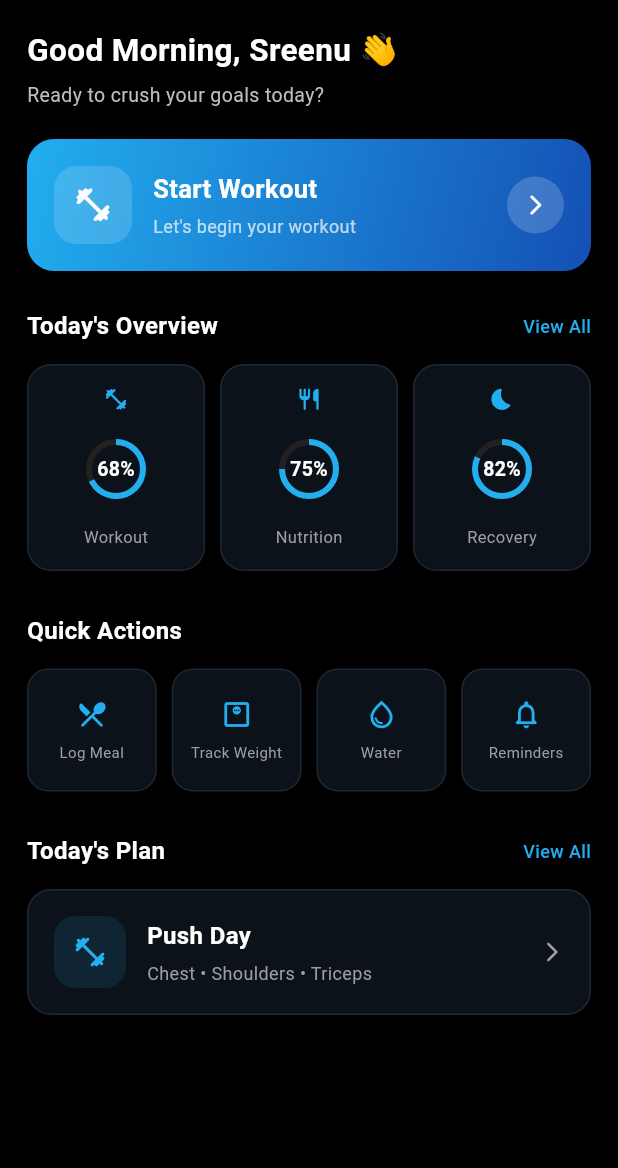
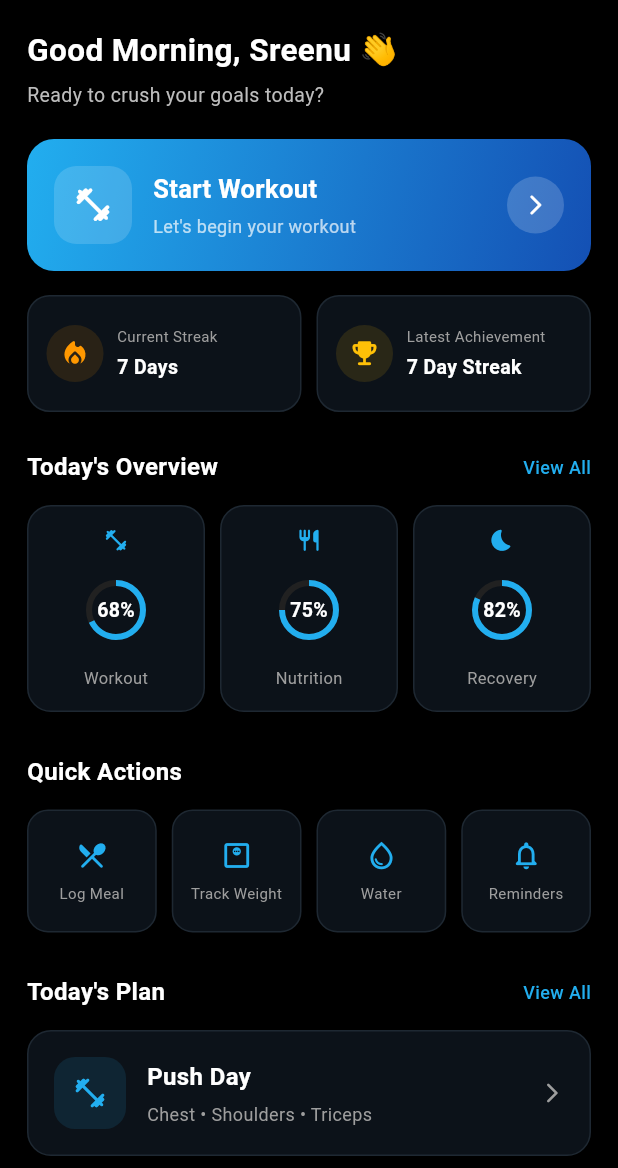
Before and after one commit to Sreenu-123/FitNovaX, a Flutter app: the HomeScreen screen opened directly with empty values, on a phone screen of 412 x 824 dp, the part 68-1236 px from its top. Run offline on Flutter 3.47's test engine with Material 3 defaults, Android fonts, the phone set to English and light mode, and no system bars.

Commit message:
Diet screen updated

```diff
--- a/lib/MainScreens/diet_screen.dart
+++ b/lib/MainScreens/diet_screen.dart
@@ -22,7 +22,7 @@ class _DietScreenState extends State<DietScreen> {
   String selectedMealType = 'Breakfast';
 
   final List<Map<String, String>> days = [
-    {'day': 'Today', 'date': '21'},
+    {'day': 'Mon', 'date': '21'},
     {'day': 'Tue', 'date': '22'},
     {'day': 'Wed', 'date': '23'},
     {'day': 'Thu', 'date': '24'},
--- a/lib/Screens/home_screen.dart
+++ b/lib/Screens/home_screen.dart
@@ -183,6 +183,33 @@ class _HomeScreenState extends State<HomeScreen> {
                 ),
               ),
 
+              const SizedBox(height: 16),
+
+              // ================= STREAK + ACHIEVEMENT =================
+              Row(
+                children: [
+                  Expanded(
+                    child: _statCard(
+                      icon: Icons.local_fire_department_rounded,
+                      title: 'Current Streak',
+                      value: '7 Days',
+                      iconColor: Colors.orange,
+                    ),
+                  ),
+
+                  const SizedBox(width: 10),
+
+                  Expanded(
+                    child: _statCard(
+                      icon: Icons.emoji_events_rounded,
+                      title: 'Latest Achievement',
+                      value: '7 Day Streak',
+                      iconColor: Colors.amber,
+                    ),
+                  ),
+                ],
+              ),
+
               const SizedBox(height: 25),
 
               // ================= TODAY'S OVERVIEW =================
@@ -352,6 +379,80 @@ class _HomeScreenState extends State<HomeScreen> {
   }
 
   // ============================================================
+  // STREAK / ACHIEVEMENT CARD
+  // ============================================================
+
+  Widget _statCard({
+    required IconData icon,
+    required String title,
+    required String value,
+    required Color iconColor,
+  }) {
+    return Container(
+      height: 78,
+
+      padding: const EdgeInsets.symmetric(horizontal: 12, vertical: 10),
+
+      decoration: BoxDecoration(
+        color: const Color.fromARGB(255, 12, 18, 25),
+
+        borderRadius: BorderRadius.circular(15),
+
+        border: Border.all(color: const Color.fromARGB(255, 30, 40, 50)),
+      ),
+
+      child: Row(
+        children: [
+          Container(
+            height: 38,
+            width: 38,
+
+            decoration: BoxDecoration(
+              color: iconColor.withValues(alpha: 0.12),
+              shape: BoxShape.circle,
+            ),
+
+            child: Icon(icon, color: iconColor, size: 21),
+          ),
+
+          const SizedBox(width: 9),
+
+          Expanded(
+            child: Column(
+              mainAxisAlignment: MainAxisAlignment.center,
+              crossAxisAlignment: CrossAxisAlignment.start,
+
+              children: [
+                Text(
+                  title,
+                  maxLines: 1,
+                  overflow: TextOverflow.ellipsis,
+
+                  style: const TextStyle(color: Colors.grey, fontSize: 10),
+                ),
+
+                const SizedBox(height: 4),
+
+                Text(
+                  value,
+                  maxLines: 1,
+                  overflow: TextOverflow.ellipsis,
+
+                  style: const TextStyle(
+                    color: Colors.white,
+                    fontSize: 13,
+                    fontWeight: FontWeight.bold,
+                  ),
+                ),
+              ],
+            ),
+          ),
+        ],
+      ),
+    );
+  }
+
+  // ============================================================
   // SECTION TITLE
   // ============================================================
 
```
